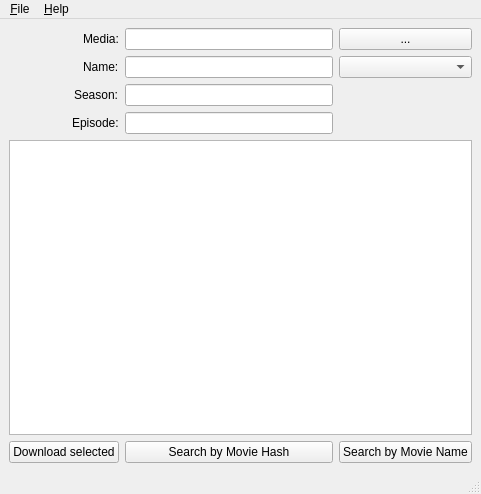
Qt form src/mainwindow.ui (vaurelios/QSubber) before a commit.
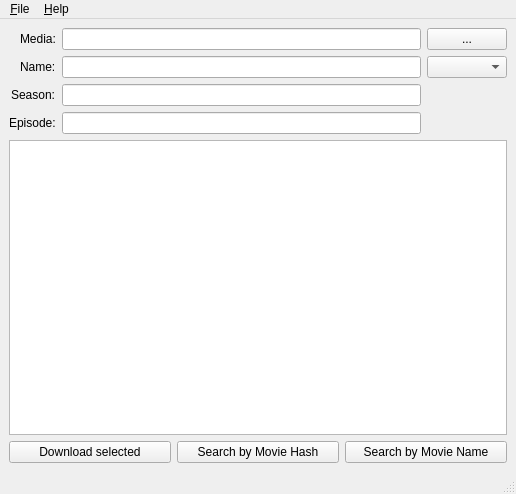
The same form after that commit.

Commit message: custom grid for search form

Diff of the .ui file:
```diff
--- a/src/mainwindow.ui
+++ b/src/mainwindow.ui
@@ -6,7 +6,7 @@
    <rect>
     <x>0</x>
     <y>0</y>
-    <width>481</width>
+    <width>516</width>
     <height>494</height>
    </rect>
   </property>
@@ -15,79 +15,83 @@
   </property>
   <widget class="QWidget" name="centralwidget">
    <layout class="QGridLayout" name="gridLayout" columnstretch="0,0,0">
-    <item row="6" column="1">
+    <item row="7" column="1">
      <widget class="QPushButton" name="hSearchButton">
       <property name="text">
        <string>Search by Movie Hash</string>
       </property>
      </widget>
     </item>
-    <item row="2" column="2">
-     <widget class="QComboBox" name="langCombo"/>
-    </item>
-    <item row="0" column="0" alignment="Qt::AlignRight">
-     <widget class="QLabel" name="mediaLabel">
-      <property name="text">
-       <string>Media:</string>
-      </property>
-     </widget>
-    </item>
-    <item row="3" column="0" alignment="Qt::AlignRight">
-     <widget class="QLabel" name="seasonLabel">
-      <property name="text">
-       <string>Season:</string>
-      </property>
-     </widget>
-    </item>
-    <item row="6" column="0">
+    <item row="7" column="0">
      <widget class="QPushButton" name="downloadButton">
       <property name="text">
        <string>Download selected</string>
       </property>
      </widget>
     </item>
-    <item row="4" column="0" alignment="Qt::AlignRight">
-     <widget class="QLabel" name="episodeLabel">
-      <property name="text">
-       <string>Episode:</string>
-      </property>
-     </widget>
-    </item>
-    <item row="5" column="0" colspan="3">
+    <item row="6" column="0" colspan="3">
      <widget class="QTreeView" name="subsTreeView"/>
     </item>
-    <item row="2" column="1">
-     <widget class="QLineEdit" name="nameEdit"/>
-    </item>
-    <item row="6" column="2">
+    <item row="7" column="2">
      <widget class="QPushButton" name="nSearchButton">
       <property name="text">
        <string>Search by Movie Name</string>
       </property>
      </widget>
     </item>
-    <item row="4" column="1">
-     <widget class="QLineEdit" name="episodeEdit"/>
-    </item>
-    <item row="3" column="1">
-     <widget class="QLineEdit" name="seasonEdit"/>
-    </item>
-    <item row="2" column="0" alignment="Qt::AlignRight">
-     <widget class="QLabel" name="nameLabel">
-      <property name="text">
-       <string>Name:</string>
-      </property>
-     </widget>
-    </item>
-    <item row="0" column="1">
-     <widget class="QLineEdit" name="mediaEdit"/>
-    </item>
-    <item row="0" column="2">
-     <widget class="QPushButton" name="browseButton">
-      <property name="text">
-       <string>...</string>
-      </property>
-     </widget>
+    <item row="1" column="0" colspan="3">
+     <layout class="QGridLayout" name="gridLayout_2">
+      <item row="0" column="1">
+       <widget class="QLineEdit" name="mediaEdit"/>
+      </item>
+      <item row="2" column="1">
+       <widget class="QLineEdit" name="seasonEdit"/>
+      </item>
+      <item row="2" column="0" alignment="Qt::AlignRight">
+       <widget class="QLabel" name="seasonLabel">
+        <property name="text">
+         <string>Season:</string>
+        </property>
+       </widget>
+      </item>
+      <item row="1" column="1">
+       <widget class="QLineEdit" name="nameEdit"/>
+      </item>
+      <item row="0" column="2">
+       <widget class="QPushButton" name="browseButton">
+        <property name="text">
+         <string>...</string>
+        </property>
+       </widget>
+      </item>
+      <item row="1" column="0" alignment="Qt::AlignRight">
+       <widget class="QLabel" name="nameLabel">
+        <property name="text">
+         <string>Name:</string>
+        </property>
+       </widget>
+      </item>
+      <item row="1" column="2">
+       <widget class="QComboBox" name="langCombo"/>
+      </item>
+      <item row="0" column="0" alignment="Qt::AlignRight">
+       <widget class="QLabel" name="mediaLabel">
+        <property name="text">
+         <string>Media:</string>
+        </property>
+       </widget>
+      </item>
+      <item row="3" column="0" alignment="Qt::AlignRight">
+       <widget class="QLabel" name="episodeLabel">
+        <property name="text">
+         <string>Episode:</string>
+        </property>
+       </widget>
+      </item>
+      <item row="3" column="1">
+       <widget class="QLineEdit" name="episodeEdit"/>
+      </item>
+     </layout>
     </item>
    </layout>
   </widget>
@@ -96,8 +100,8 @@
     <rect>
      <x>0</x>
      <y>0</y>
-     <width>481</width>
-     <height>21</height>
+     <width>516</width>
+     <height>24</height>
     </rect>
    </property>
    <widget class="QMenu" name="menu_File">
```
